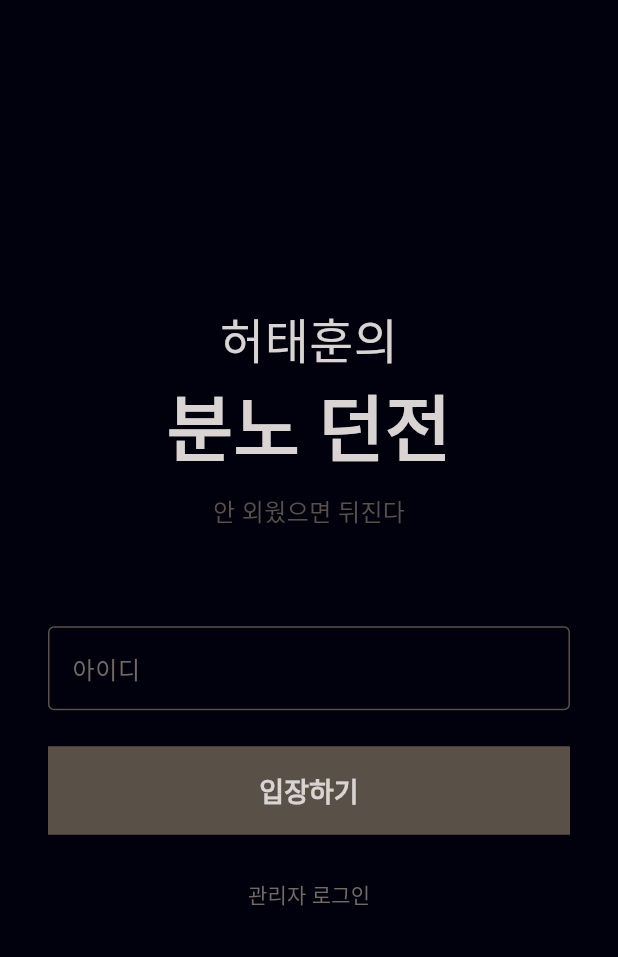
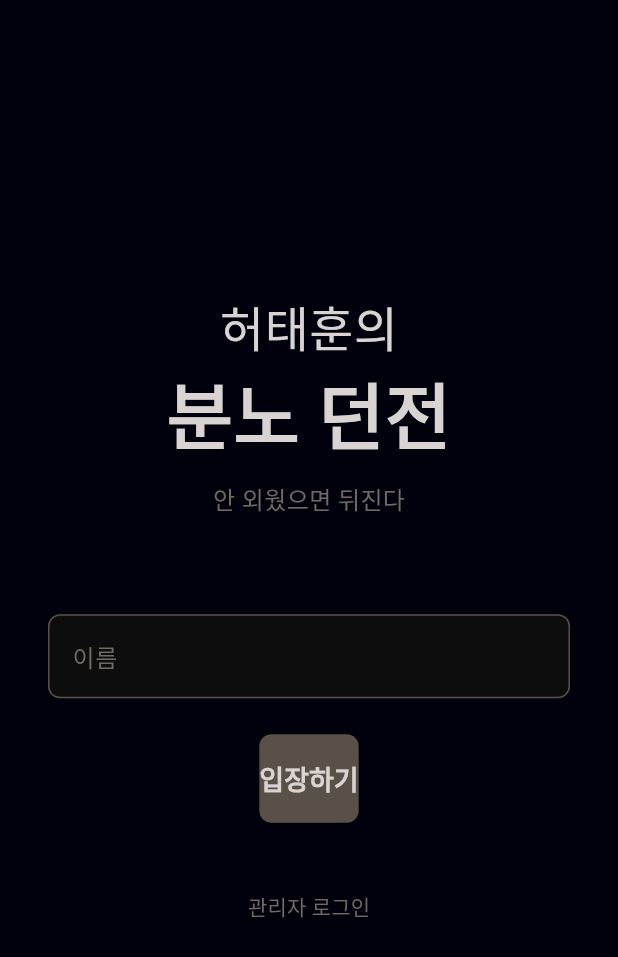
Before and after one commit to dakyumlee/Lecture-Punishment, a Flutter app: the screen it shows after launch, on a phone screen of 412 x 824 dp. Shown: the top 957 px of the screen. Run offline on Flutter 3.47's test engine with Material 3 defaults, Android fonts, the light colour scheme and no system bars; our stand-ins replace file_picker; Roboto replaces fonts that are missing (JoseonGulim).

Commit message:
Change '아이디' to '이름' in login screen

```diff
--- a/frontend/lib/screens/login_screen.dart
+++ b/frontend/lib/screens/login_screen.dart
@@ -18,7 +18,7 @@ class _LoginScreenState extends State<LoginScreen> {
   Future<void> _login() async {
     if (_usernameController.text.isEmpty) {
       ScaffoldMessenger.of(context).showSnackBar(
-        const SnackBar(content: Text('아이디를 입력하세요')),
+        const SnackBar(content: Text('이름을 입력하세요')),
       );
       return;
     }
@@ -79,58 +79,76 @@ class _LoginScreenState extends State<LoginScreen> {
               const Text(
                 '안 외웠으면 뒤진다',
                 style: TextStyle(
-                  color: Color(0xFF595048),
+                  color: Color(0xFF736A63),
                   fontFamily: 'JoseonGulim',
                   fontSize: 16,
                 ),
               ),
               const SizedBox(height: 64),
-              ConstrainedBox(
+              Container(
                 constraints: const BoxConstraints(maxWidth: 400),
                 child: TextField(
                   controller: _usernameController,
-                  style: const TextStyle(color: Color(0xFFD9D4D2)),
+                  style: const TextStyle(
+                    color: Color(0xFFD9D4D2),
+                    fontFamily: 'JoseonGulim',
+                  ),
                   decoration: InputDecoration(
-                    labelText: '아이디',
+                    labelText: '이름',
                     labelStyle: const TextStyle(
                       color: Color(0xFF736A63),
                       fontFamily: 'JoseonGulim',
                     ),
+                    filled: true,
+                    fillColor: const Color(0xFF0D0D0D),
+                    border: OutlineInputBorder(
+                      borderRadius: BorderRadius.circular(8),
+                      borderSide: const BorderSide(color: Color(0xFF595048)),
+                    ),
                     enabledBorder: OutlineInputBorder(
+                      borderRadius: BorderRadius.circular(8),
                       borderSide: const BorderSide(color: Color(0xFF595048)),
                     ),
                     focusedBorder: OutlineInputBorder(
-                      borderSide: const BorderSide(color: Color(0xFFD9D4D2)),
+                      borderRadius: BorderRadius.circular(8),
+                      borderSide: const BorderSide(color: Color(0xFF736A63)),
                     ),
                   ),
                   onSubmitted: (_) => _login(),
                 ),
               ),
               const SizedBox(height: 24),
-              ConstrainedBox(
+              Container(
                 constraints: const BoxConstraints(maxWidth: 400),
-                child: SizedBox(
-                  width: double.infinity,
                 child: ElevatedButton(
                   onPressed: _isLoading ? null : _login,
                   style: ElevatedButton.styleFrom(
                     backgroundColor: const Color(0xFF595048),
+                    foregroundColor: const Color(0xFFD9D4D2),
                     padding: const EdgeInsets.symmetric(vertical: 16),
+                    shape: RoundedRectangleBorder(
+                      borderRadius: BorderRadius.circular(8),
+                    ),
                   ),
                   child: _isLoading
-                        ? const CircularProgressIndicator(color: Color(0xFFD9D4D2))
+                      ? const SizedBox(
+                          height: 20,
+                          width: 20,
+                          child: CircularProgressIndicator(
+                            strokeWidth: 2,
+                            color: Color(0xFFD9D4D2),
+                          ),
+                        )
                       : const Text(
                           '입장하기',
                           style: TextStyle(
+                            fontSize: 18,
                             fontFamily: 'JoseonGulim',
-                              fontSize: 18,
-                              color: Color(0xFFD9D4D2),
                           ),
                         ),
                 ),
               ),
-              ),
-              const SizedBox(height: 16),
+              const SizedBox(height: 32),
               TextButton(
                 onPressed: () {
                   Navigator.push(
```
Lines whose indentation alone changed are shown as unchanged.
